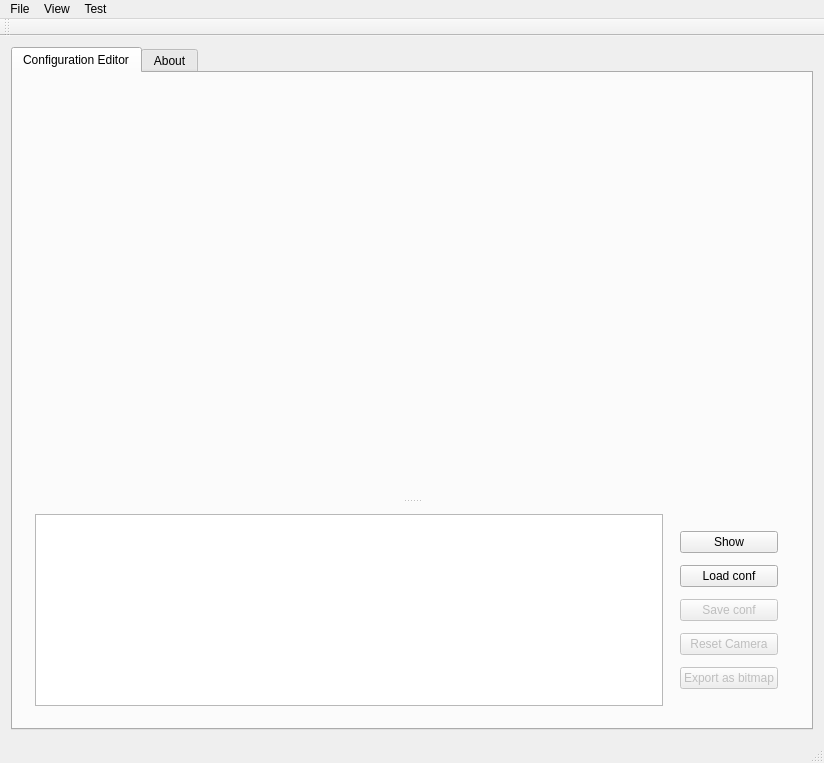
Before: the Qt Designer form tools/visualizer/rofiapp_mainWindow.ui in paradise-fi/RoFI, drawn with Qt 5.
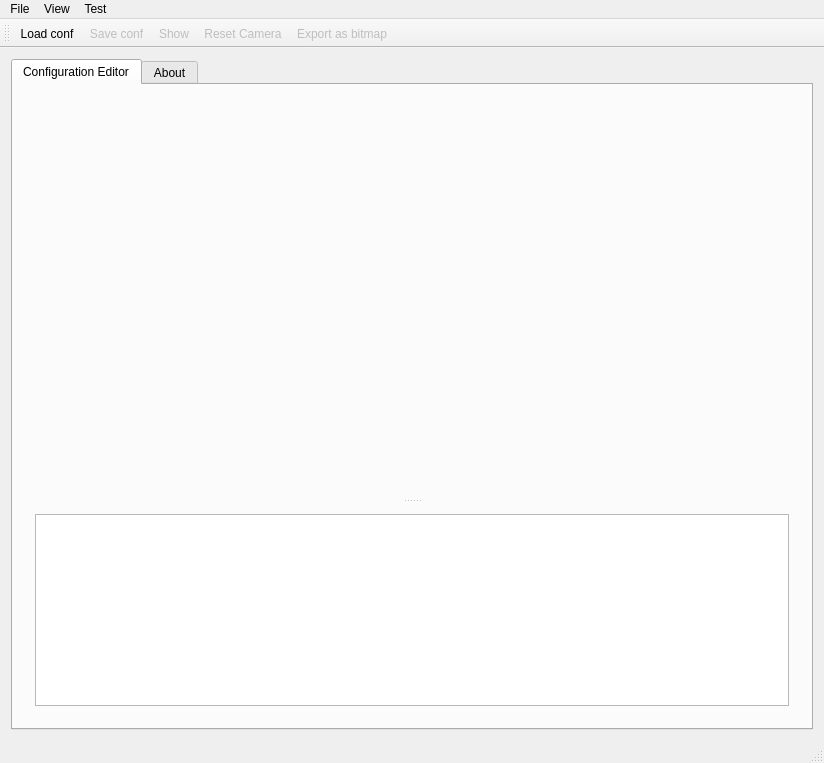
After: the same form once the commit is applied. Icons and pictures are not drawn. Custom widgets are drawn as their Qt base class.

Commit message:
rofi-app: convert buttons to actions and move them to toolbar
Actions are convenient as they are decoupled from the object that triggers them,
which will allow us to re-use them in a menu, for example.

The move to toolbar is to make space for editing widgets.

What changed in the file:
```diff
--- a/tools/visualizer/rofiapp_mainWindow.ui
+++ b/tools/visualizer/rofiapp_mainWindow.ui
@@ -95,59 +95,6 @@
                 </property>
                </widget>
               </item>
-              <item>
-               <widget class="QWidget" name="widget" native="true">
-                <layout class="QGridLayout" name="gridLayout_3">
-                 <item row="2" column="0">
-                  <widget class="QPushButton" name="saveConf">
-                   <property name="enabled">
-                    <bool>false</bool>
-                   </property>
-                   <property name="text">
-                    <string>Save conf</string>
-                   </property>
-                  </widget>
-                 </item>
-                 <item row="4" column="0">
-                  <widget class="QPushButton" name="exportConf">
-                   <property name="enabled">
-                    <bool>false</bool>
-                   </property>
-                   <property name="text">
-                    <string>Export as bitmap</string>
-                   </property>
-                  </widget>
-                 </item>
-                 <item row="1" column="0">
-                  <widget class="QPushButton" name="loadConf">
-                   <property name="text">
-                    <string>Load conf</string>
-                   </property>
-                  </widget>
-                 </item>
-                 <item row="0" column="0">
-                  <widget class="QPushButton" name="showConf">
-                   <property name="enabled">
-                    <bool>true</bool>
-                   </property>
-                   <property name="text">
-                    <string>Show</string>
-                   </property>
-                  </widget>
-                 </item>
-                 <item row="3" column="0">
-                  <widget class="QPushButton" name="resetCamera">
-                   <property name="enabled">
-                    <bool>false</bool>
-                   </property>
-                   <property name="text">
-                    <string>Reset Camera</string>
-                   </property>
-                  </widget>
-                 </item>
-                </layout>
-               </widget>
-              </item>
              </layout>
             </widget>
            </widget>
@@ -236,6 +183,11 @@
    <attribute name="toolBarBreak">
     <bool>false</bool>
    </attribute>
+   <addaction name="actionLoadConf"/>
+   <addaction name="actionSaveConf"/>
+   <addaction name="actionShowConf"/>
+   <addaction name="actionResetCamera"/>
+   <addaction name="actionExportConf"/>
   </widget>
   <widget class="QStatusBar" name="statusBar"/>
   <action name="actionQuit">
@@ -267,6 +219,43 @@
     <string>Show sphere</string>
    </property>
   </action>
+  <action name="actionLoadConf">
+   <property name="text">
+    <string>Load conf</string>
+   </property>
+  </action>
+  <action name="actionSaveConf">
+   <property name="enabled">
+    <bool>false</bool>
+   </property>
+   <property name="text">
+    <string>Save conf</string>
+   </property>
+  </action>
+  <action name="actionShowConf">
+   <property name="enabled">
+    <bool>false</bool>
+   </property>
+   <property name="text">
+    <string>Show</string>
+   </property>
+  </action>
+  <action name="actionResetCamera">
+   <property name="enabled">
+    <bool>false</bool>
+   </property>
+   <property name="text">
+    <string>Reset Camera</string>
+   </property>
+  </action>
+  <action name="actionExportConf">
+   <property name="enabled">
+    <bool>false</bool>
+   </property>
+   <property name="text">
+    <string>Export as bitmap</string>
+   </property>
+  </action>
  </widget>
  <layoutdefault spacing="6" margin="11"/>
  <customwidgets>
```
The commit also changes 2 other files.
